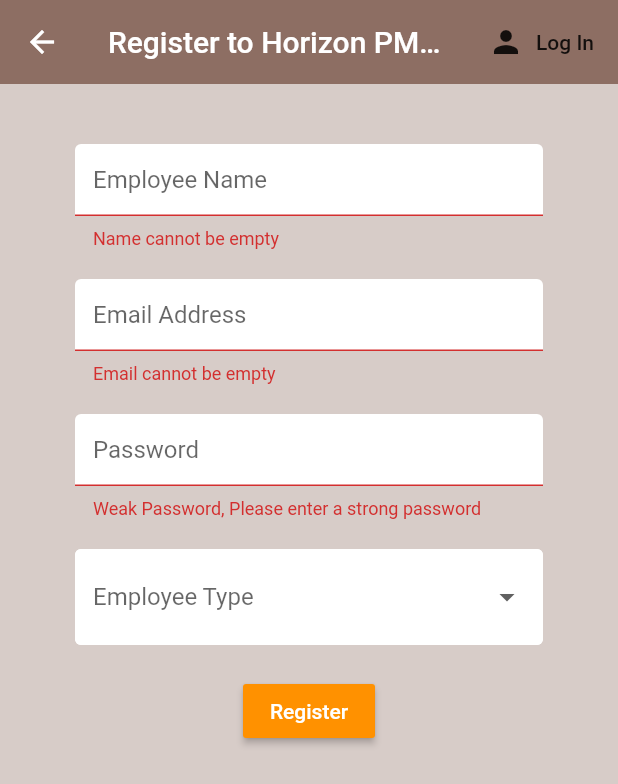
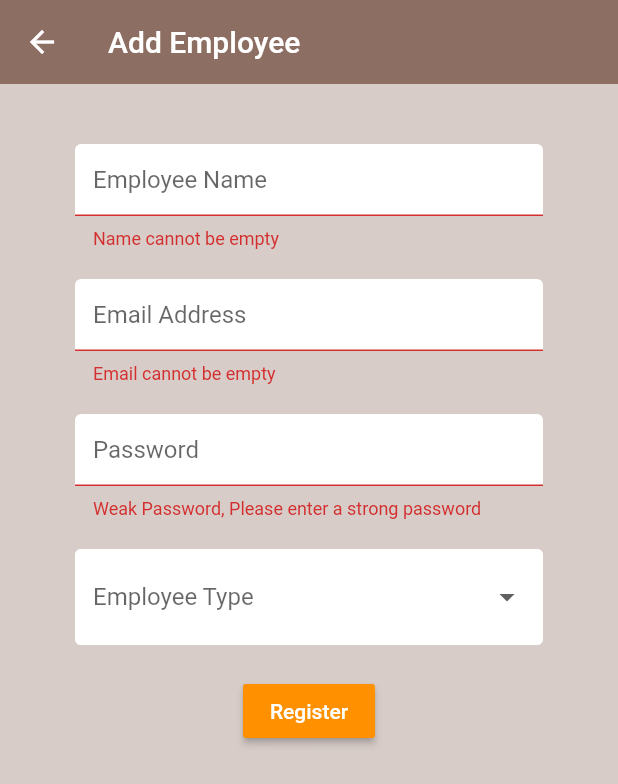
Before and after one commit to Dhaneja/Horizon-ProjectManagement, a Flutter app: the Register screen opened directly, after a tap on "Register", on a phone screen of 412 x 824 dp. Shown: the top 784 px of the screen. Run offline on Flutter 3.47's test engine with Material 2 defaults, Android fonts, the phone set to English and light mode, and no system bars; our stand-ins replace cloud_firestore, firebase_auth, firebase_core, flutter_spinkit; accounts and stored records are empty.

Commit message:
Employee Delete Function and User Add Button added to Admin

```diff
--- a/lib/views/authenticate/register.dart
+++ b/lib/views/authenticate/register.dart
@@ -2,6 +2,7 @@ import 'package:flutter/material.dart';
 import 'package:horizon/services/authservice.dart';
 import 'package:horizon/shared/constants.dart';
 import 'package:horizon/shared/loading.dart';
+import 'package:horizon/views/home/admin_home.dart';
 
 class Register extends StatefulWidget {
 
@@ -34,15 +35,15 @@ class _RegisterState extends State<Register> {
       appBar: AppBar(
         backgroundColor: Colors.brown[400],
         elevation: 0.0,
-        title: Text('Register to Horizon PM Software'),
+        title: Text('Add Employee'),
         actions: <Widget>[
-          FlatButton.icon(
+/*          FlatButton.icon(
             icon: Icon(Icons.person),
             label: Text('Log In'),
             onPressed: () {
               widget.toggleView();
             },
-          )
+          )*/
         ],
       ),
       body: Container(
@@ -120,7 +121,16 @@ class _RegisterState extends State<Register> {
                         error = 'Please enter a valid email';
                         loading = false;
                       });
-                    }
+                    }else
+                      {
+                        loading = false;
+                        Navigator.push(context,
+                            MaterialPageRoute(builder: (context) => AdminHome())
+                        );
+
+                      }
+                  }else{
+
                   }
                 }
               ),
--- a/lib/views/home/admin_home.dart
+++ b/lib/views/home/admin_home.dart
@@ -3,6 +3,7 @@ import 'package:flutter/material.dart';
 import 'package:horizon/model/employee.dart';
 import 'package:horizon/services/authservice.dart';
 import 'package:horizon/services/database.dart';
+import 'package:horizon/views/authenticate/register.dart';
 import 'package:provider/provider.dart';
 import '../employee/employee_list.dart';
 
@@ -27,6 +28,15 @@ class AdminHome extends StatelessWidget {
               onPressed: () async {
                 await _authService.signOut();
               },
+            ),
+            FlatButton.icon(
+              icon: Icon(Icons.person_add),
+              label: Text('Add'),
+              onPressed: () async {
+                Navigator.push(context,
+                    MaterialPageRoute(builder: (context) => Register())
+                );
+              },
             )
           ],
         ),
```
Also changed, not shown: lib/views/home/employee_setting_form.dart (+11 -2 lines).
